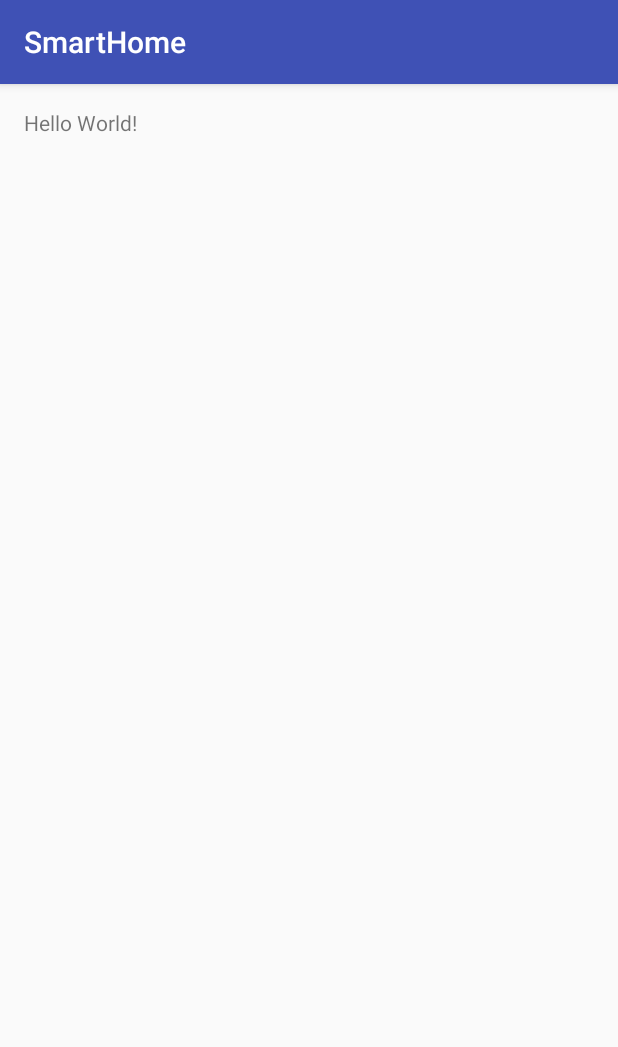
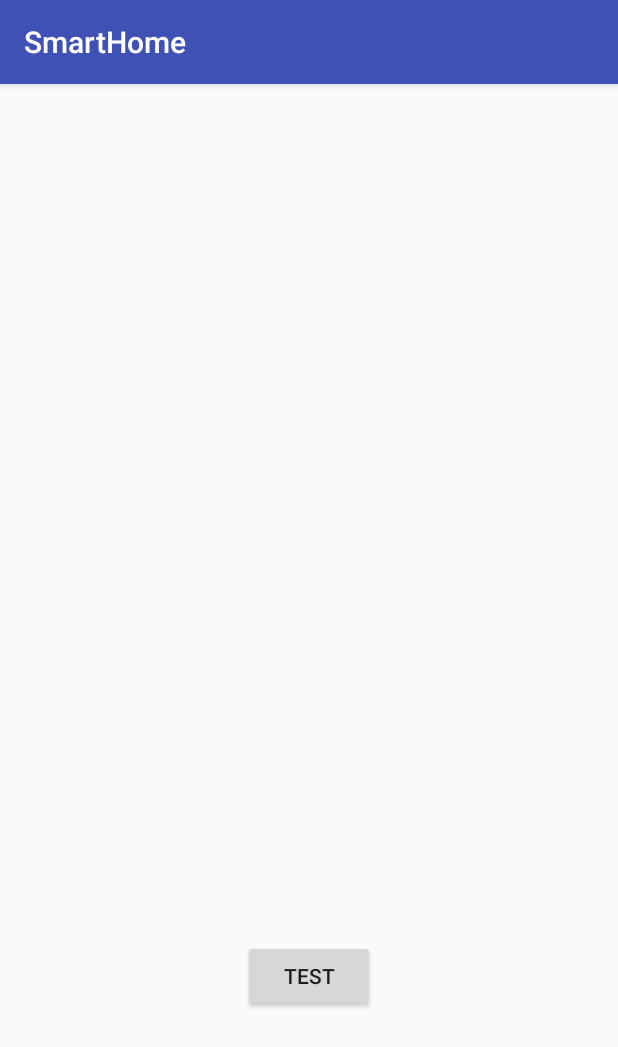
Before and after one commit to Dakufuren/SmartHome, an Android app: the screen it shows after launch (MainActivity), on a phone screen of 412 x 824 dp. Shown: the top 1047 px of the screen. Run offline under Robolectric (Android 15) with nearby library versions, the phone set to English and light mode, and no system bars.

Commit message:
Push button for Volley test

```diff
--- a/app/src/main/java/example/comtest/smarthome/MainActivity.java
+++ b/app/src/main/java/example/comtest/smarthome/MainActivity.java
@@ -2,13 +2,24 @@ package example.comtest.smarthome;
 
 import android.support.v7.app.AppCompatActivity;
 import android.os.Bundle;
+import android.view.View;
+import android.widget.Button;
 
 public class MainActivity extends AppCompatActivity {
+
+    private Button buttonTest;
 
     @Override
     protected void onCreate(Bundle savedInstanceState) {
         super.onCreate(savedInstanceState);
         setContentView(R.layout.activity_main);
-        System.out.println("HEYO");
+
+        final Button button = (Button) findViewById(R.id.buttonTest);
+
+        button.setOnClickListener(new View.OnClickListener(){
+            public void onClick(View v) {
+                System.out.println("HEEEEEHHOO");
+            }
+        });
     }
 }
--- a/app/src/main/res/layout/activity_main.xml
+++ b/app/src/main/res/layout/activity_main.xml
@@ -9,8 +9,12 @@
     android:paddingTop="@dimen/activity_vertical_margin"
     tools:context="example.comtest.smarthome.MainActivity">
 
-    <TextView
+    <Button
         android:layout_width="wrap_content"
         android:layout_height="wrap_content"
-        android:text="Hello World!" />
+        android:text="Test"
+        android:id="@+id/buttonTest"
+        android:layout_alignParentBottom="true"
+        android:layout_centerHorizontal="true"
+        android:layout_marginBottom="133dp" />
 </RelativeLayout>
```
